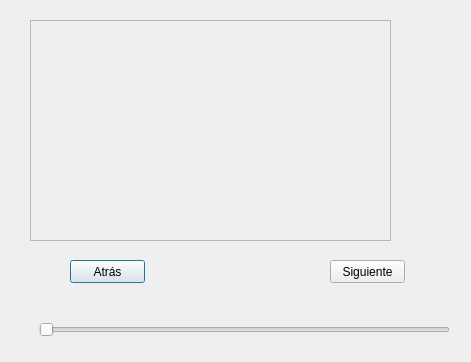
luisallamas01/Entrega3, file visualizador.ui: the form before one commit.
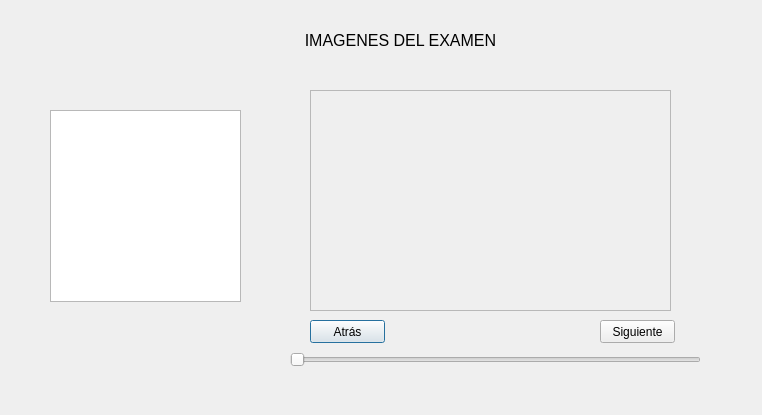
The form after the commit.

The edit to the form file:
```diff
--- a/visualizador.ui
+++ b/visualizador.ui
@@ -6,8 +6,8 @@
    <rect>
     <x>0</x>
     <y>0</y>
-    <width>471</width>
-    <height>362</height>
+    <width>762</width>
+    <height>415</height>
    </rect>
   </property>
   <property name="windowTitle">
@@ -16,8 +16,8 @@
   <widget class="QPushButton" name="atras">
    <property name="geometry">
     <rect>
-     <x>70</x>
-     <y>260</y>
+     <x>310</x>
+     <y>320</y>
      <width>75</width>
      <height>23</height>
     </rect>
@@ -29,8 +29,8 @@
   <widget class="QPushButton" name="siguiente">
    <property name="geometry">
     <rect>
-     <x>330</x>
-     <y>260</y>
+     <x>600</x>
+     <y>320</y>
      <width>75</width>
      <height>23</height>
     </rect>
@@ -42,8 +42,8 @@
   <widget class="QSlider" name="slider">
    <property name="geometry">
     <rect>
-     <x>39</x>
-     <y>320</y>
+     <x>290</x>
+     <y>350</y>
      <width>411</width>
      <height>20</height>
     </rect>
@@ -55,8 +55,8 @@
   <widget class="QFrame" name="frame">
    <property name="geometry">
     <rect>
-     <x>30</x>
-     <y>20</y>
+     <x>310</x>
+     <y>90</y>
      <width>361</width>
      <height>221</height>
     </rect>
@@ -68,6 +68,29 @@
     <enum>QFrame::Raised</enum>
    </property>
   </widget>
+  <widget class="QTextBrowser" name="meta">
+   <property name="geometry">
+    <rect>
+     <x>50</x>
+     <y>110</y>
+     <width>191</width>
+     <height>192</height>
+    </rect>
+   </property>
+  </widget>
+  <widget class="QLabel" name="label">
+   <property name="geometry">
+    <rect>
+     <x>170</x>
+     <y>20</y>
+     <width>461</width>
+     <height>41</height>
+    </rect>
+   </property>
+   <property name="text">
+    <string>&lt;html&gt;&lt;head/&gt;&lt;body&gt;&lt;p align=&quot;center&quot;&gt;&lt;span style=&quot; font-size:12pt;&quot;&gt;IMAGENES DEL EXAMEN&lt;/span&gt;&lt;/p&gt;&lt;/body&gt;&lt;/html&gt;</string>
+   </property>
+  </widget>
  </widget>
  <resources/>
  <connections/>
```
